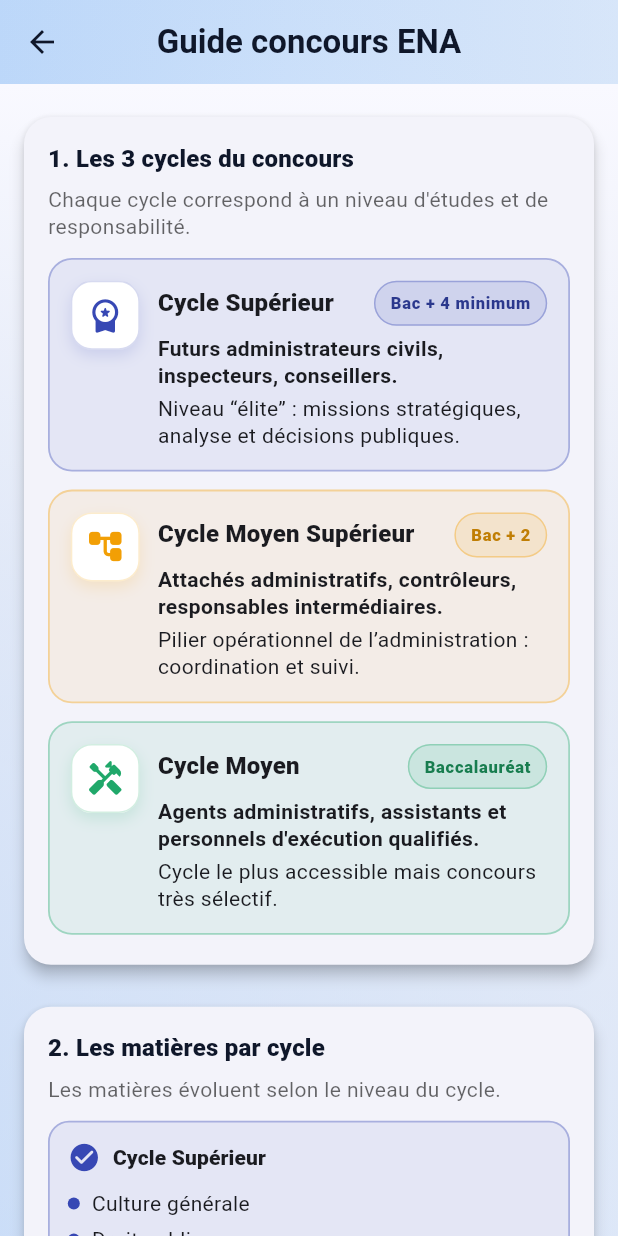
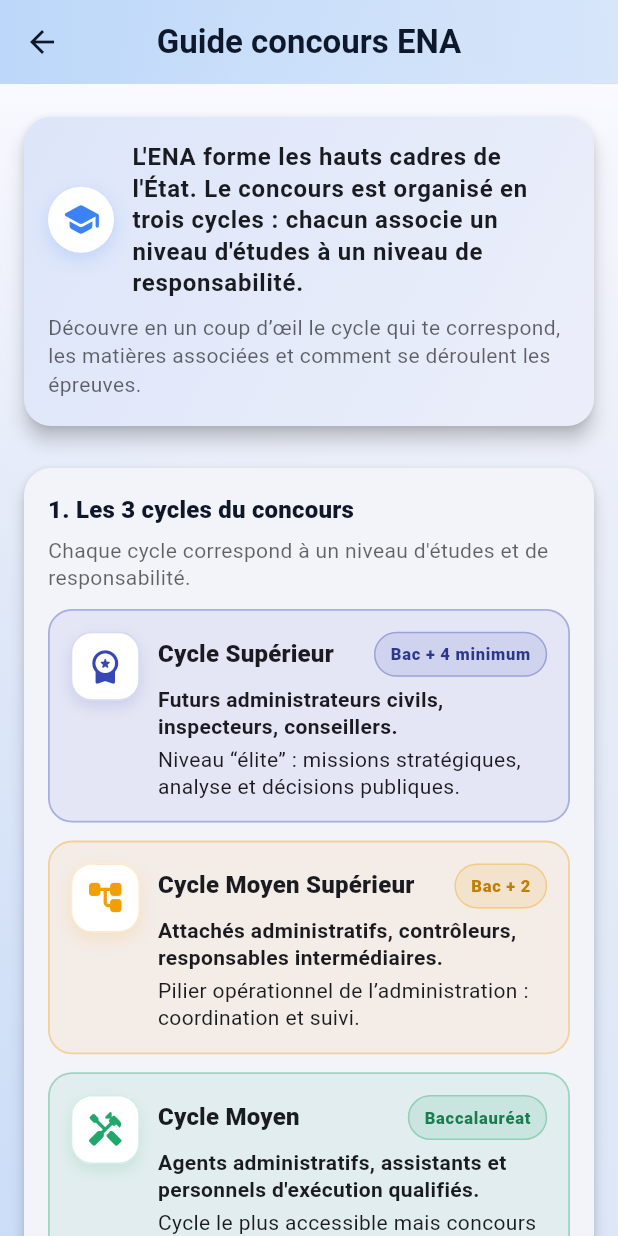
Before and after one commit to GUINO225/CIVEXAM, a Flutter app: the EnaOverviewScreen screen opened directly, on a phone screen of 412 x 824 dp. Run offline on Flutter 3.47's test engine with Material 3 defaults, Android fonts, the phone set to English and light mode, and no system bars; our stand-ins replace cloud_firestore, confetti, device_info_plus, diacritic, firebase_auth, firebase_core and 6 more; accounts and stored records are empty; project files that could hold a hidden picture were left out.

Commit message:
Enhance ENA overview content

```diff
--- a/lib/screens/categories/ena_overview_screen.dart
+++ b/lib/screens/categories/ena_overview_screen.dart
@@ -27,6 +27,8 @@ class EnaOverviewScreen extends StatelessWidget {
           child: Column(
             crossAxisAlignment: CrossAxisAlignment.stretch,
             children: [
+              const _IntroCard(),
+              const SizedBox(height: 16),
               _SectionCard(
                 title: '1. Les 3 cycles du concours',
                 subtitle: 'Chaque cycle correspond à un niveau d\'études et de responsabilité.',
@@ -123,17 +125,23 @@ class EnaOverviewScreen extends StatelessWidget {
                     _BulletRow(
                       icon: Icons.event_available_rounded,
                       text:
-                          'Les épreuves sont séparées : une matière = une épreuve dédiée, pas de mélange.',
+                          'Les épreuves sont séparées : une matière = une épreuve dédiée, pas un « bouillon de matières » dans une seule salle.',
                     ),
                     SizedBox(height: 8),
                     _BulletRow(
                       icon: Icons.schedule_rounded,
                       text:
-                          'Une matière se déroule sur un créneau précis (matin ou après-midi) avec durée fixe.',
+                          'Chaque matière se déroule sur un créneau précis (matin ou après-midi) avec une durée définie.',
+                    ),
+                    SizedBox(height: 8),
+                    _BulletRow(
+                      icon: Icons.calendar_today_rounded,
+                      text:
+                          'Les horaires varient selon les sessions, mais on reste sur un format écrit par matière.',
                     ),
                     SizedBox(height: 12),
                     Text(
-                      'Durées écrites classiques :',
+                      'Durées écrites habituelles :',
                       style: TextStyle(fontWeight: FontWeight.w700),
                     ),
                     SizedBox(height: 6),
@@ -150,6 +158,76 @@ class EnaOverviewScreen extends StatelessWidget {
               ),
             ],
           ),
+        ),
+      ),
+    );
+  }
+}
+
+class _IntroCard extends StatelessWidget {
+  const _IntroCard();
+
+  @override
+  Widget build(BuildContext context) {
+    final theme = Theme.of(context);
+    return Card(
+      elevation: 5,
+      shape: RoundedRectangleBorder(borderRadius: BorderRadius.circular(18)),
+      child: Container(
+        decoration: BoxDecoration(
+          borderRadius: BorderRadius.circular(18),
+          gradient: LinearGradient(
+            colors: [
+              theme.colorScheme.primary.withOpacity(0.12),
+              theme.colorScheme.primary.withOpacity(0.04),
+            ],
+            begin: Alignment.topLeft,
+            end: Alignment.bottomRight,
+          ),
+        ),
+        padding: const EdgeInsets.fromLTRB(16, 16, 16, 18),
+        child: Column(
+          crossAxisAlignment: CrossAxisAlignment.start,
+          children: [
+            Row(
+              children: [
+                Container(
+                  height: 44,
+                  width: 44,
+                  decoration: BoxDecoration(
+                    color: Colors.white,
+                    shape: BoxShape.circle,
+                    boxShadow: [
+                      BoxShadow(
+                        color: theme.colorScheme.primary.withOpacity(0.2),
+                        blurRadius: 10,
+                        offset: const Offset(0, 4),
+                      ),
+                    ],
+                  ),
+                  child: Icon(Icons.school_rounded,
+                      color: theme.colorScheme.primary, size: 26),
+                ),
+                const SizedBox(width: 12),
+                Expanded(
+                  child: Text(
+                    "L'ENA forme les hauts cadres de l'État. Le concours est organisé en trois cycles : chacun associe un niveau d'études à un niveau de responsabilité.",
+                    style: theme.textTheme.bodyLarge?.copyWith(
+                      fontWeight: FontWeight.w700,
+                    ),
+                  ),
+                ),
+              ],
+            ),
+            const SizedBox(height: 10),
+            Text(
+              'Découvre en un coup d’œil le cycle qui te correspond, les matières associées et comment se déroulent les épreuves.',
+              style: theme.textTheme.bodyMedium?.copyWith(
+                color: theme.hintColor,
+                height: 1.35,
+              ),
+            ),
+          ],
         ),
       ),
     );
```
